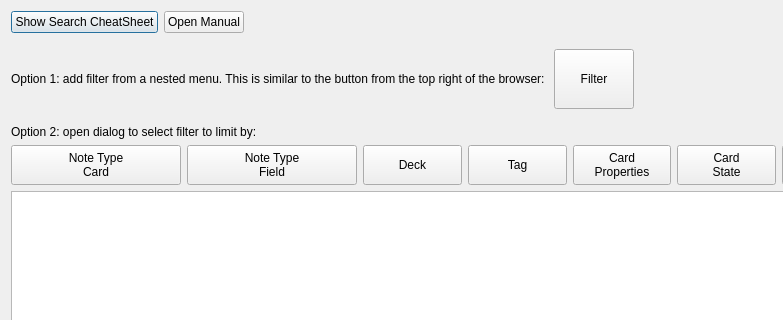
Qt form designer/search_box.ui (ijgnd/anki__BetterSearch) before a commit; both pictures show x 0 to 783 and y 0 to 320 of the 997 by 488 pixel window.
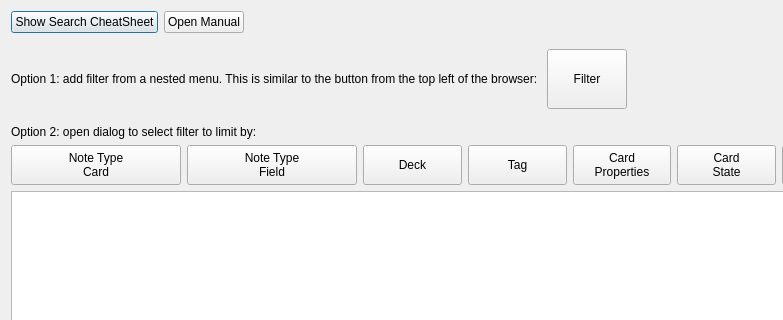
The same form after that commit.

Commit message: correct label

The edit to the form file:
```diff
--- a/designer/search_box.ui
+++ b/designer/search_box.ui
@@ -68,7 +68,7 @@
        <item>
         <widget class="QLabel" name="ql_filter">
          <property name="text">
-          <string>Option 1: add filter from a nested menu. This is similar to the button from the top right of the browser: </string>
+          <string>Option 1: add filter from a nested menu. This is similar to the button from the top left of the browser: </string>
          </property>
         </widget>
        </item>
```
